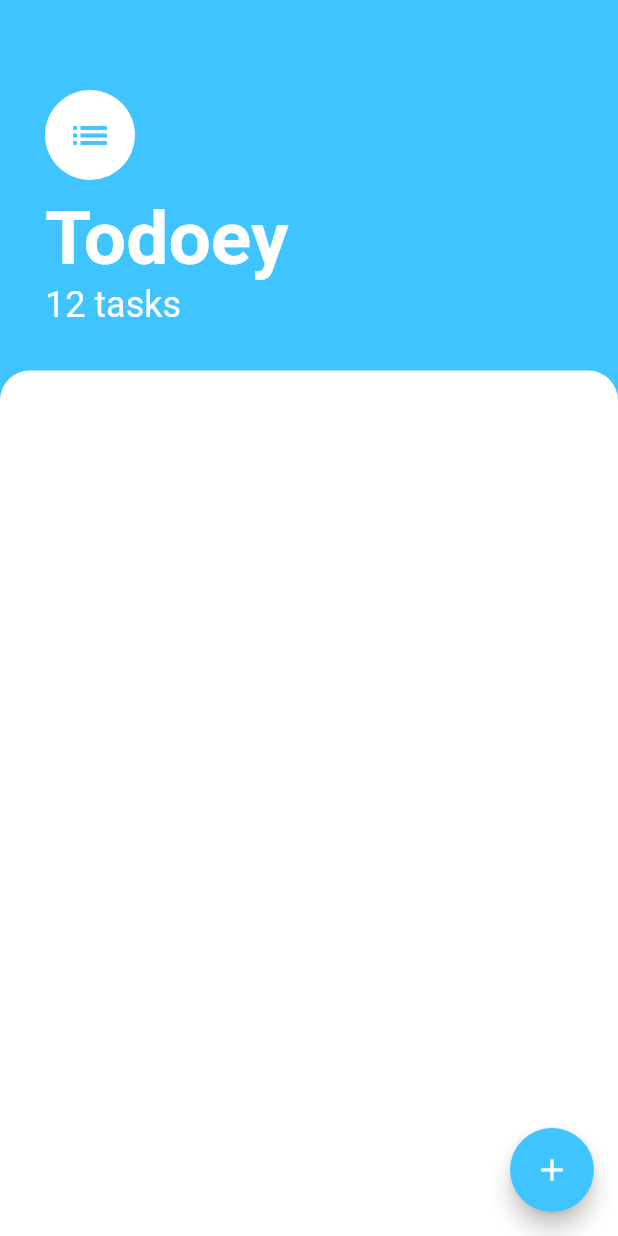
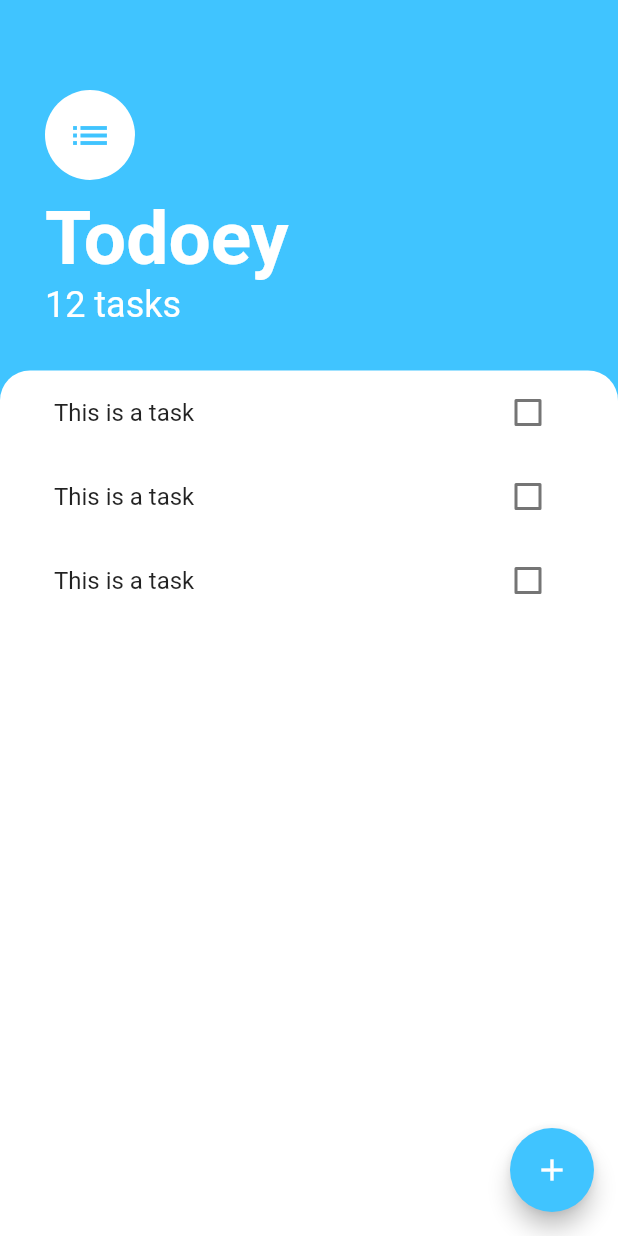
Before and after one commit to Eldot/todoey_flutter, a Flutter app: the screen it shows after launch, on a phone screen of 412 x 824 dp. Run offline on Flutter 3.47's test engine with Material 2 defaults, Android fonts, the phone set to English and light mode, and no system bars.

Commit message:
Refactored the ListView as Widget TasksList and the ListTile as Widget TaskTile

```diff
--- a/lib/screens/tasks_screen.dart
+++ b/lib/screens/tasks_screen.dart
@@ -1,4 +1,5 @@
 import 'package:flutter/material.dart';
+import 'package:todoey_flutter/widgets/tasks_list.dart';
 
 class TasksScreen extends StatelessWidget {
   @override
@@ -51,12 +52,14 @@ class TasksScreen extends StatelessWidget {
           ),
           Expanded(
             child: Container(
+              padding: EdgeInsets.symmetric(horizontal: 20.0),
               decoration: BoxDecoration(
                 color: Colors.white,
                 borderRadius: BorderRadius.only(
                     topLeft: Radius.circular(20.0),
                     topRight: Radius.circular(20.0)),
               ),
+              child: TasksList(),
             ),
           ),
         ],
--- /dev/null
+++ b/lib/widgets/task_tile.dart
@@ -0,0 +1,16 @@
+import 'package:flutter/material.dart';
+
+class TaskTile extends StatelessWidget {
+  // const TaskTile({
+  //   Key key,
+  // }) : super(key: key);
+  @override
+  Widget build(BuildContext context) {
+    return ListTile(
+        title: Text('This is a task'),
+        trailing: Checkbox(
+          value: false,
+          onChanged: (newValue) {},
+        ));
+  }
+}
--- /dev/null
+++ b/lib/widgets/tasks_list.dart
@@ -0,0 +1,18 @@
+import 'package:flutter/material.dart';
+import 'package:todoey_flutter/widgets/task_tile.dart';
+
+class TasksList extends StatelessWidget {
+  // const TasksList({
+  //   Key key,
+  // }) : super(key: key);
+  @override
+  Widget build(BuildContext context) {
+    return ListView(
+      children: [
+        TaskTile(),
+        TaskTile(),
+        TaskTile(),
+      ],
+    );
+  }
+}
```
